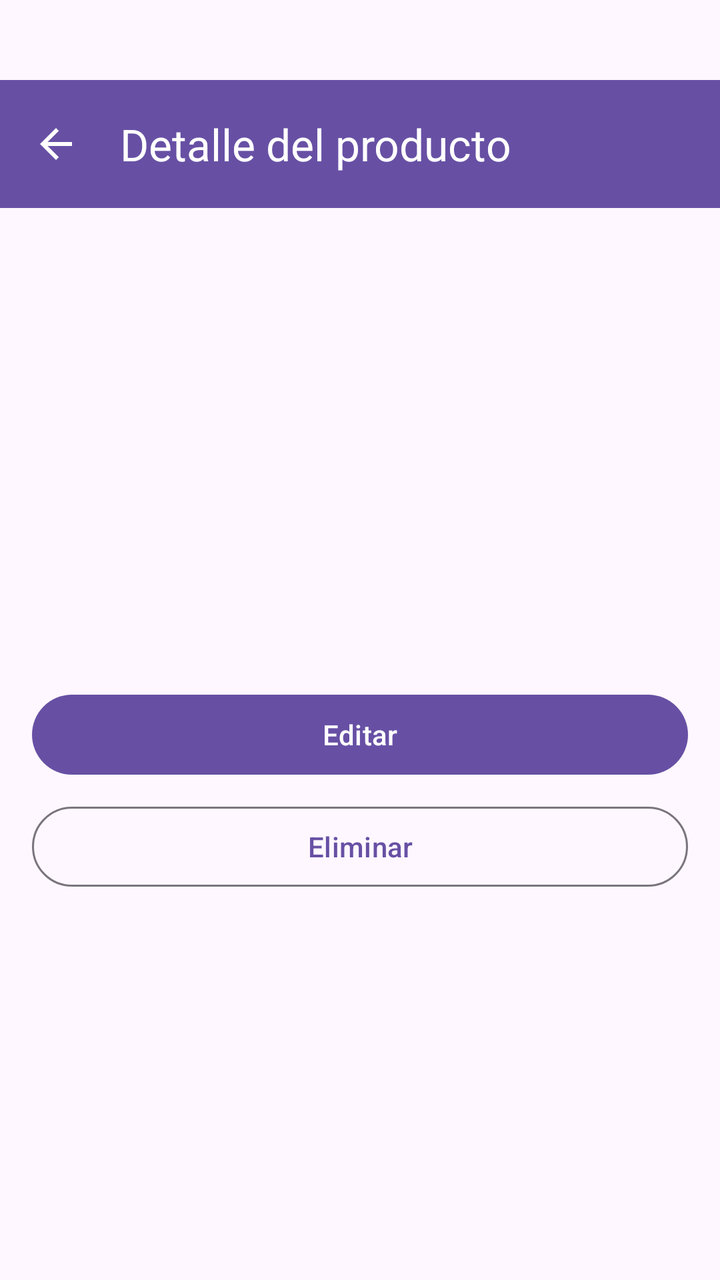
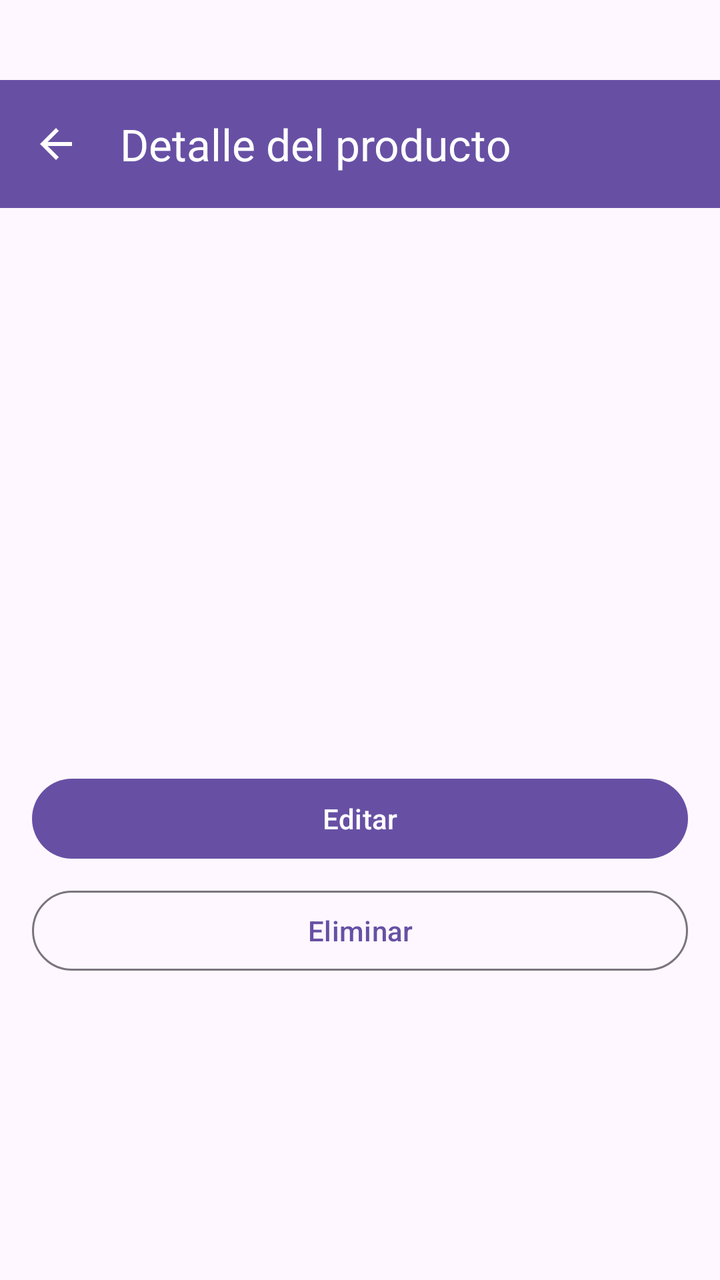

Compare the two renders of this Android layout. The source of the first and the diff that turns it into the second are given below.
<!-- AndroidManifest.xml: application theme Theme.InventarioApp -->
<!-- res/layout/activity_detalle.xml -->
<?xml version="1.0" encoding="utf-8"?>
<LinearLayout xmlns:android="http://schemas.android.com/apk/res/android"
    xmlns:app="http://schemas.android.com/apk/res-auto"
    android:layout_width="match_parent"
    android:layout_height="match_parent"
    android:orientation="vertical">

    <com.google.android.material.appbar.MaterialToolbar
        android:id="@+id/toolbar"
        android:layout_width="match_parent"
        android:layout_height="?attr/actionBarSize"
        android:background="?attr/colorPrimary"
        app:title="Detalle del producto"
        app:titleTextColor="@android:color/white"
        app:navigationIcon="@drawable/ic_back"
        android:layout_marginTop="40dp"/>

    <LinearLayout
        android:layout_width="match_parent"
        android:layout_height="match_parent"
        android:orientation="vertical"
        android:padding="16dp">

        <ImageView
            android:id="@+id/ivFotoDetalle"
            android:layout_width="match_parent"
            android:layout_height="200dp"
            android:scaleType="centerCrop"
            android:visibility="gone" />

        <TextView
            android:id="@+id/tvNombreDetalle"
            android:layout_width="wrap_content"
            android:layout_height="wrap_content"
            android:textSize="24sp"
            android:textStyle="bold"
            android:layout_marginTop="16dp" />

        <TextView
            android:id="@+id/tvDescripcionDetalle"
            android:layout_width="match_parent"
            android:layout_height="wrap_content"
            android:textSize="14sp"
            android:layout_marginTop="12dp" />

        <TextView
            android:id="@+id/tvCantidadDetalle"
            android:layout_width="wrap_content"
            android:layout_height="wrap_content"
            android:textSize="18sp"
            android:layout_marginTop="8dp" />

        <TextView
            android:id="@+id/tvCategoriaDetalle"
            android:layout_width="wrap_content"
            android:layout_height="wrap_content"
            android:textSize="14sp"
            android:textStyle="italic"
            android:layout_marginTop="4dp" />

        <TextView
            android:id="@+id/tvPrecioDetalle"
            android:layout_width="wrap_content"
            android:layout_height="wrap_content"
            android:textSize="18sp"
            android:layout_marginTop="4dp" />

        <TextView
            android:id="@+id/tvTotalDetalle"
            android:layout_width="wrap_content"
            android:layout_height="wrap_content"
            android:textSize="18sp"
            android:textStyle="bold"
            android:layout_marginTop="12dp" />

        <com.google.android.material.button.MaterialButton
            android:id="@+id/btnEditarDetalle"
            android:layout_width="match_parent"
            android:layout_height="wrap_content"
            android:text="Editar"
            android:layout_marginTop="24dp" />

        <com.google.android.material.button.MaterialButton
            android:id="@+id/btnEliminarDetalle"
            style="@style/Widget.Material3.Button.OutlinedButton"
            android:layout_width="match_parent"
            android:layout_height="wrap_content"
            android:text="Eliminar"
            android:layout_marginTop="8dp" />

    </LinearLayout>

</LinearLayout>
<!-- resources referenced by this layout -->
<resources>
  <!-- drawable ic_back (drawable) -->
  <vector xmlns:android="http://schemas.android.com/apk/res/android"
      android:width="24dp"
      android:height="24dp"
      android:viewportWidth="24"
      android:viewportHeight="24">
      <path
          android:fillColor="#FFFFFF"
          android:pathData="M20,11H7.83l5.59,-5.59L12,4l-8,8 8,8 1.41,-1.41L7.83,13H20v-2z"/>
  </vector>
  <style name="Theme.InventarioApp" parent="Base.Theme.InventarioApp" />
  <style name="Base.Theme.InventarioApp" parent="Theme.Material3.DayNight.NoActionBar">
          
          
      </style>
</resources>

<!-- the commit's change to res/layout/activity_detalle.xml (unified diff, before → after) -->
@@ -73,6 +73,20 @@
             android:textStyle="bold"
             android:layout_marginTop="12dp" />
 
+        <TextView
+            android:id="@+id/tvTotalUsd"
+            android:layout_width="wrap_content"
+            android:layout_height="wrap_content"
+            android:textSize="14sp"
+            android:layout_marginTop="2dp" />
+
+        <TextView
+            android:id="@+id/tvTotalEur"
+            android:layout_width="wrap_content"
+            android:layout_height="wrap_content"
+            android:textSize="14sp"
+            android:layout_marginTop="2dp" />
+
         <com.google.android.material.button.MaterialButton
             android:id="@+id/btnEditarDetalle"
             android:layout_width="match_parent"
